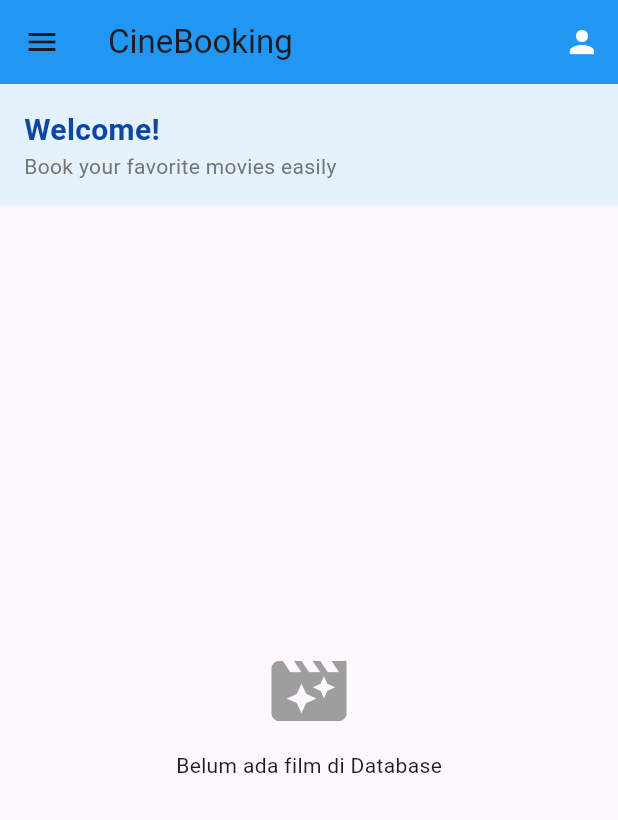
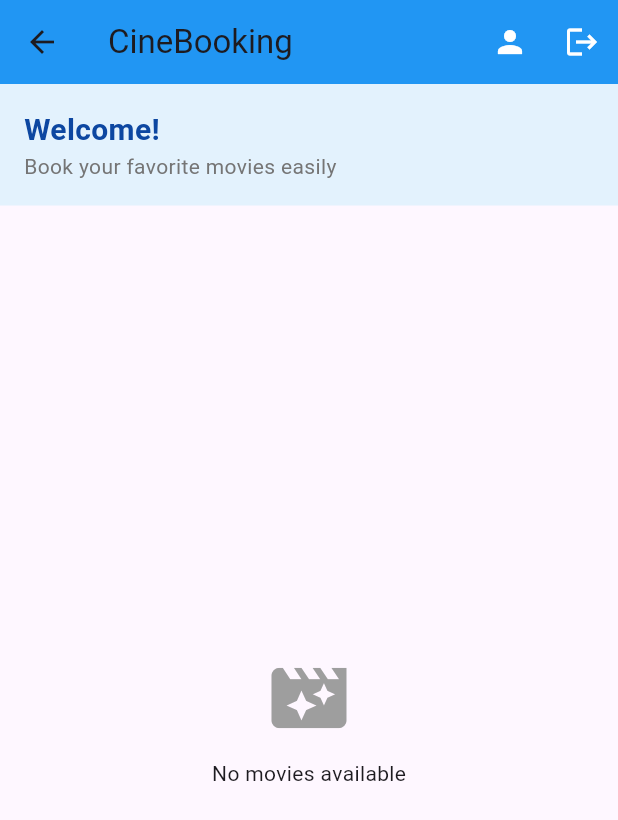
Before and after one commit to Febriyanputra23/CINEMA_PRO, a Flutter app: the HomeScreen_Rakha screen opened by its route, on a phone screen of 412 x 824 dp. Shown: the top 820 px of the screen. Run offline on Flutter 3.47's test engine with Material 3 defaults, Android fonts, the phone set to English and light mode, and no system bars; our stand-ins replace cloud_firestore, firebase_auth, firebase_core, qr_flutter; accounts and stored records are empty.

Commit message:
update homescreen

```diff
--- a/lib/screens/home/home_screen_rakha.dart
+++ b/lib/screens/home/home_screen_rakha.dart
@@ -13,6 +13,15 @@ class HomeScreen_Rakha extends StatefulWidget {
 class _HomeScreen_RakhaState extends State<HomeScreen_Rakha> {
   final FirebaseService_Febriyan _movieService = FirebaseService_Febriyan();
 
+  void _logout_Rakha(BuildContext context) async {
+    await FirebaseAuth.instance.signOut();
+    Navigator.pushAndRemoveUntil(
+      context,
+      MaterialPageRoute(builder: (context) => LoginScreen_Rakha()),
+      (route) => false,
+    );
+  }
+
   @override
   Widget build(BuildContext context) {
     return Scaffold(
@@ -23,16 +32,39 @@ class _HomeScreen_RakhaState extends State<HomeScreen_Rakha> {
           IconButton(
             icon: Icon(Icons.person, color: Colors.white),
             onPressed: () {
-              print("🎯 Navigating to profile screen...");
               Navigator.pushNamed(context, '/profile');
             },
           ),
+          IconButton(
+            icon: Icon(Icons.logout, color: Colors.white),
+            onPressed: () => _logout_Rakha(context),
+          ),
         ],
       ),
-      drawer: _buildDrawer_Rakha(context),
       body: Column(
+        crossAxisAlignment: CrossAxisAlignment.stretch,
         children: [
-          _buildHeaderSection(),
+          Container(
+            padding: const EdgeInsets.all(16),
+            color: Colors.blue[50],
+            child: Column(
+              crossAxisAlignment: CrossAxisAlignment.start,
+              children: [
+                Text(
+                  'Welcome!',
+                  style: TextStyle(
+                    fontSize: 20,
+                    fontWeight: FontWeight.bold,
+                    color: Colors.blue[900],
+                  ),
+                ),
+                Text(
+                  'Book your favorite movies easily',
+                  style: TextStyle(color: Colors.grey[600]),
+                ),
+              ],
+            ),
+          ),
           Expanded(
             child: StreamBuilder<List<MovieModel_Febriyan>>(
               stream: _movieService.getMovies_Febriyan(),
@@ -40,29 +72,28 @@ class _HomeScreen_RakhaState extends State<HomeScreen_Rakha> {
                 if (snapshot.connectionState == ConnectionState.waiting) {
                   return Center(child: CircularProgressIndicator());
                 }
+
                 if (snapshot.hasError) {
-                  return Center(
-                      child: Text("Error loading movies: ${snapshot.error}"));
+                  return Center(child: Text("Error loading movies"));
                 }
-                if (!snapshot.hasData || snapshot.data!.isEmpty) {
+
+                final movies = snapshot.data;
+                if (movies == null || movies.isEmpty) {
                   return Center(
                     child: Column(
                       mainAxisAlignment: MainAxisAlignment.center,
                       children: [
                         Icon(Icons.movie_filter, size: 60, color: Colors.grey),
                         SizedBox(height: 10),
-                        Text("Belum ada film di Database"),
-                        SizedBox(height: 10),
+                        Text("No movies available"),
                       ],
                     ),
                   );
                 }
 
-                final movies = snapshot.data!;
-
                 return GridView.builder(
                   padding: EdgeInsets.all(16),
-                  gridDelegate: const SliverGridDelegateWithFixedCrossAxisCount(
+                  gridDelegate: SliverGridDelegateWithFixedCrossAxisCount(
                     crossAxisCount: 2,
                     crossAxisSpacing: 16,
                     mainAxisSpacing: 16,
@@ -71,7 +102,7 @@ class _HomeScreen_RakhaState extends State<HomeScreen_Rakha> {
                   itemCount: movies.length,
                   itemBuilder: (context, index) {
                     final movie = movies[index];
-                    return _buildMovieCard_Rakha(movie, context);
+                    return _buildMovieCard(movie, context);
                   },
                 );
               },
@@ -79,32 +110,10 @@ class _HomeScreen_RakhaState extends State<HomeScreen_Rakha> {
           ),
         ],
       ),
-      floatingActionButtonLocation: FloatingActionButtonLocation.endFloat,
     );
   }
 
-  Widget _buildHeaderSection() {
-    return Container(
-      padding: const EdgeInsets.all(16),
-      color: Colors.blue[50],
-      width: double.infinity,
-      child: Column(
-        crossAxisAlignment: CrossAxisAlignment.start,
-        children: [
-          Text('Welcome!',
-              style: TextStyle(
-                  fontSize: 20,
-                  fontWeight: FontWeight.bold,
-                  color: Colors.blue[900])),
-          Text('Book your favorite movies easily',
-              style: TextStyle(color: Colors.grey[600])),
-        ],
-      ),
-    );
-  }
-
-  Widget _buildMovieCard_Rakha(
-      MovieModel_Febriyan movie, BuildContext context) {
+  Widget _buildMovieCard(MovieModel_Febriyan movie, BuildContext context) {
     return Card(
       elevation: 4,
       child: InkWell(
@@ -125,8 +134,9 @@ class _HomeScreen_RakhaState extends State<HomeScreen_Rakha> {
                 child: Image.network(
                   movie.poster_url,
                   fit: BoxFit.cover,
-                  errorBuilder: (ctx, err, stack) =>
-                      Center(child: Icon(Icons.error)),
+                  errorBuilder: (ctx, err, stack) => Center(
+                    child: Icon(Icons.movie, size: 50, color: Colors.grey),
+                  ),
                 ),
               ),
             ),
@@ -135,16 +145,22 @@ class _HomeScreen_RakhaState extends State<HomeScreen_Rakha> {
               child: Column(
                 crossAxisAlignment: CrossAxisAlignment.start,
                 children: [
-                  Text(movie.title,
-                      maxLines: 1,
-                      overflow: TextOverflow.ellipsis,
-                      style: TextStyle(fontWeight: FontWeight.bold)),
-                  Text("Rp ${movie.base_price}",
-                      style: TextStyle(color: Colors.green)),
-                  Row(children: [
-                    Icon(Icons.star, size: 14, color: Colors.amber),
-                    Text(" ${movie.rating}")
-                  ]),
+                  Text(
+                    movie.title,
+                    maxLines: 1,
+                    overflow: TextOverflow.ellipsis,
+                    style: TextStyle(fontWeight: FontWeight.bold),
+                  ),
+                  Text(
+                    "Rp ${movie.base_price}",
+                    style: TextStyle(color: Colors.green),
+                  ),
+                  Row(
+                    children: [
+                      Icon(Icons.star, size: 14, color: Colors.amber),
+                      Text(" ${movie.rating}"),
+                    ],
+                  ),
                 ],
               ),
             ),
@@ -153,25 +169,4 @@ class _HomeScreen_RakhaState extends State<HomeScreen_Rakha> {
       ),
     );
   }
-
-  Widget _buildDrawer_Rakha(BuildContext context) {
-    return Drawer(
-      child: ListView(
-        children: [
-          DrawerHeader(child: Center(child: Text("Menu"))),
-          ListTile(
-            title: Text("Logout"),
-            onTap: () async {
-              await FirebaseAuth.instance.signOut();
-              Navigator.pop(context);
-              Navigator.pushAndRemoveUntil(
-                  context,
-                  MaterialPageRoute(builder: (context) => LoginScreen_Rakha()),
-                  (route) => false);
-            },
-          )
-        ],
-      ),
-    );
-  }
 }
```
